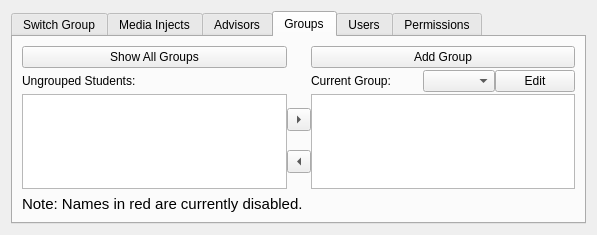
Old version of the form ui/EditScenarioForm.ui in the repository dmzdev/stance.
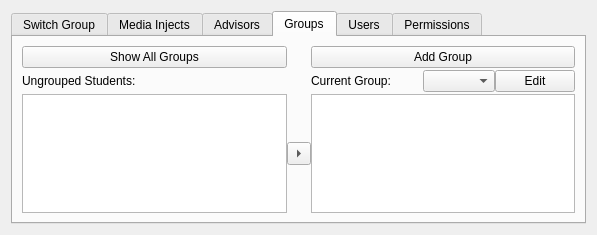
New version of the form. The open tabs and pages were chosen to show the change.

Commit message: - Added new map reduce to not allow students to vote after a vote has expired. - New handle to track the users original group, in order to place him in the   Student Info screen even after he has been made an observer. - Fixed a few issues with the student info screen. - Removed the ability to remove people from groups after initial placement.

```diff
--- a/ui/EditScenarioForm.ui
+++ b/ui/EditScenarioForm.ui
@@ -295,16 +295,6 @@
              </property>
             </widget>
            </item>
-           <item>
-            <widget class="QToolButton" name="removeStudentButton">
-             <property name="text">
-              <string>...</string>
-             </property>
-             <property name="arrowType">
-              <enum>Qt::LeftArrow</enum>
-             </property>
-            </widget>
-           </item>
           </layout>
          </item>
          <item row="2" column="0">
@@ -330,18 +320,6 @@
          </item>
         </layout>
        </item>
-       <item>
-        <widget class="QLabel" name="label_4">
-         <property name="font">
-          <font>
-           <pointsize>11</pointsize>
-          </font>
-         </property>
-         <property name="text">
-          <string>Note: Names in red are currently disabled.</string>
-         </property>
-        </widget>
-       </item>
       </layout>
      </widget>
      <widget class="QWidget" name="UserTab">
```
The commit also changes 8 other files.
